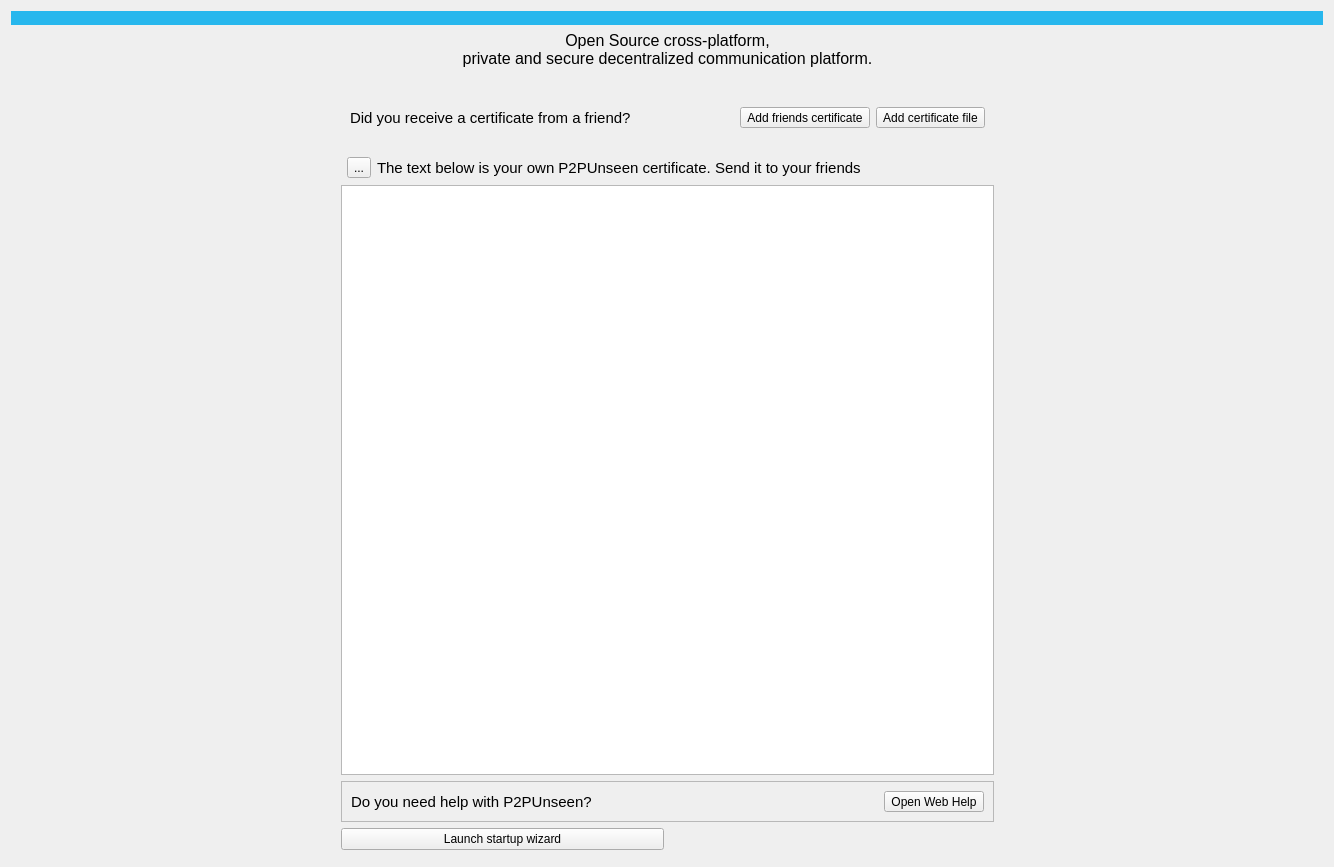
Old version of the form retroshare-gui/src/gui/HomePage.ui in the repository RetroShare/RetroShare.
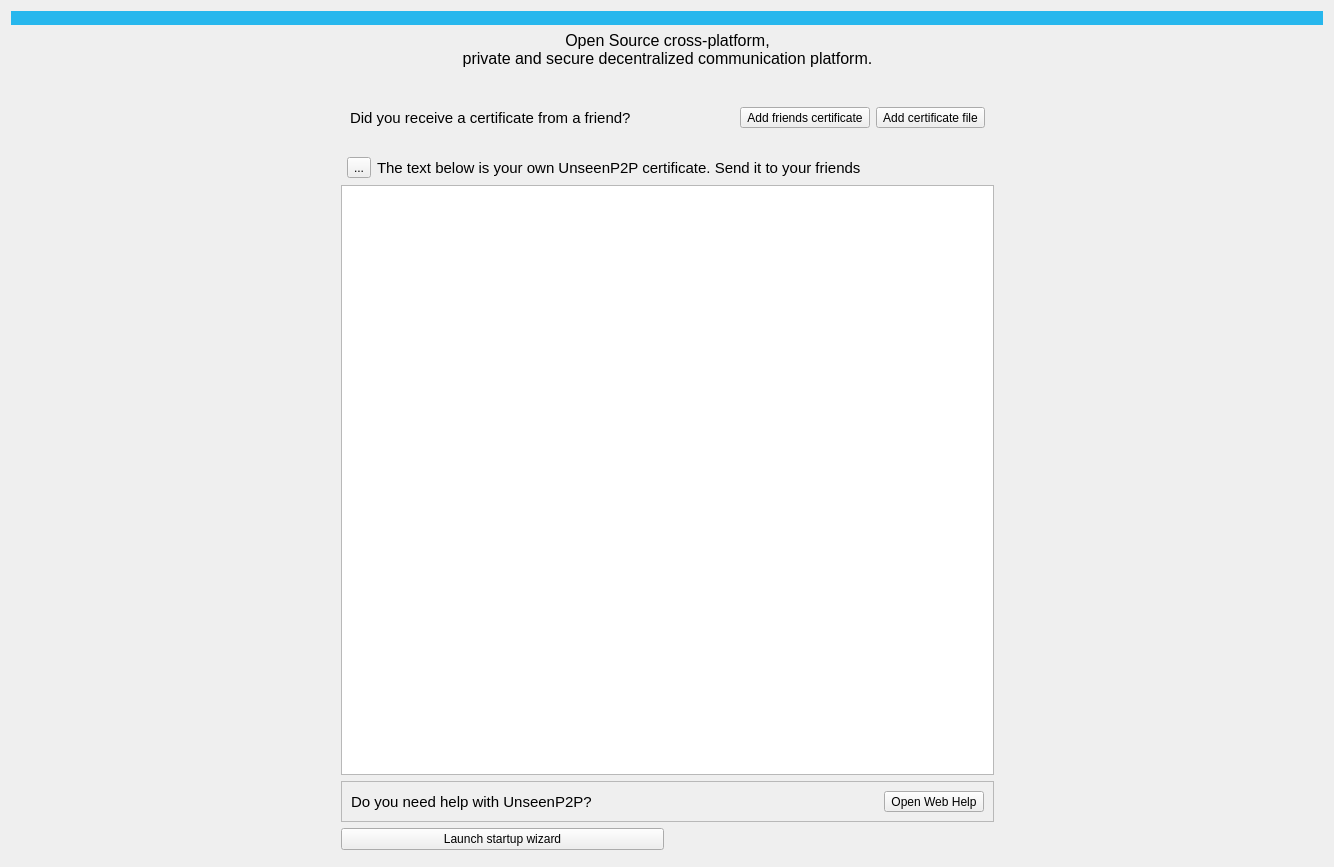
New version of the form. Icons and pictures are not drawn.

Commit message: Update Unseen name

The edit to the form file:
```diff
--- a/retroshare-gui/src/gui/HomePage.ui
+++ b/retroshare-gui/src/gui/HomePage.ui
@@ -118,7 +118,7 @@
         <string notr="true"/>
        </property>
        <property name="text">
-        <string>The text below is your own P2PUnseen certificate. Send it to your friends</string>
+        <string>The text below is your own UnseenP2P certificate. Send it to your friends</string>
        </property>
        <property name="alignment">
         <set>Qt::AlignLeading|Qt::AlignLeft|Qt::AlignVCenter</set>
@@ -310,7 +310,7 @@
          <string notr="true"/>
         </property>
         <property name="text">
-         <string>Do you need help with P2PUnseen?</string>
+         <string>Do you need help with UnseenP2P?</string>
         </property>
        </widget>
       </item>
```
Left out of the diff: 2 changed lines with no effect on the pictures. The commit also changes 107 other files.
